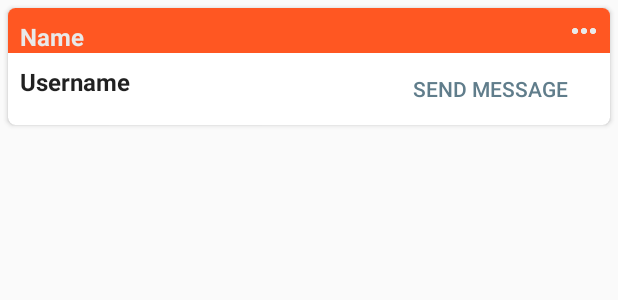
After one commit to ajp54/Team-2-TCSS-450, an Android app: the layout fragment_contacts_card.xml on its own in the app's theme, with its tools: preview values and no code run, on a phone screen of 412 x 824 dp. The commit adds this screen. Shown: the top 300 px of the screen. Run offline under Robolectric (Android 15) with nearby library versions, the phone set to English and light mode, and no system bars.

Commit message:
Created a contact card for the recycler to use.

```diff
--- a/app/src/main/java/edu/uw/tcss450/chatapp/ui/home/signin/SignInViewModel.java
+++ b/app/src/main/java/edu/uw/tcss450/chatapp/ui/home/signin/SignInViewModel.java
@@ -48,7 +48,6 @@ public class SignInViewModel extends AndroidViewModel {
 
     public void addResponseObserver(@NonNull LifecycleOwner owner,
                                     @NonNull Observer<? super JSONObject> observer) {
-        Log.e("On Observer Added", owner.getClass().toString() + " "  + mResponse.hasActiveObservers());
         mResponse.observe(owner, observer);
     }
 
--- /dev/null
+++ b/app/src/main/res/drawable/ic_more_horiz_black_24dp.xml
@@ -0,0 +1,9 @@
+<vector xmlns:android="http://schemas.android.com/apk/res/android"
+        android:width="24dp"
+        android:height="24dp"
+        android:viewportWidth="24.0"
+        android:viewportHeight="24.0">
+    <path
+        android:fillColor="#FF000000"
+        android:pathData="M6,10c-1.1,0 -2,0.9 -2,2s0.9,2 2,2 2,-0.9 2,-2 -0.9,-2 -2,-2zM18,10c-1.1,0 -2,0.9 -2,2s0.9,2 2,2 2,-0.9 2,-2 -0.9,-2 -2,-2zM12,10c-1.1,0 -2,0.9 -2,2s0.9,2 2,2 2,-0.9 2,-2 -0.9,-2 -2,-2z"/>
+</vector>
--- /dev/null
+++ b/app/src/main/res/drawable/ic_more_horiz_white_24dp.xml
@@ -0,0 +1,5 @@
+<vector android:height="24dp" android:tint="#E9E9E9"
+    android:viewportHeight="24.0" android:viewportWidth="24.0"
+    android:width="24dp" xmlns:android="http://schemas.android.com/apk/res/android">
+    <path android:fillColor="#FF000000" android:pathData="M6,10c-1.1,0 -2,0.9 -2,2s0.9,2 2,2 2,-0.9 2,-2 -0.9,-2 -2,-2zM18,10c-1.1,0 -2,0.9 -2,2s0.9,2 2,2 2,-0.9 2,-2 -0.9,-2 -2,-2zM12,10c-1.1,0 -2,0.9 -2,2s0.9,2 2,2 2,-0.9 2,-2 -0.9,-2 -2,-2z"/>
+</vector>
--- /dev/null
+++ b/app/src/main/res/layout/fragment_contacts_card.xml
@@ -0,0 +1,90 @@
+<?xml version="1.0" encoding="utf-8"?>
+<androidx.cardview.widget.CardView xmlns:android="http://schemas.android.com/apk/res/android"
+    xmlns:app="http://schemas.android.com/apk/res-auto"
+    xmlns:tools="http://schemas.android.com/tools"
+    android:id="@+id/card_root"
+    android:layout_width="match_parent"
+    android:layout_height="wrap_content"
+    android:layout_margin="5dp"
+    app:cardCornerRadius="5dp">
+
+    <androidx.constraintlayout.widget.ConstraintLayout
+        android:id="@+id/layout_inner"
+        android:layout_width="match_parent"
+        android:layout_height="match_parent"
+        app:layout_constraintBottom_toTopOf="@+id/text_title"
+        app:layout_constraintTop_toTopOf="@+id/text_title">
+
+        <TextView
+            android:id="@+id/text_pubdate"
+            android:layout_width="0dp"
+            android:layout_height="wrap_content"
+            android:background="@color/colorPrimary"
+            android:paddingLeft="8dp"
+            android:paddingTop="8dp"
+            android:paddingRight="8dp"
+            android:textAppearance="?attr/textAppearanceListItem"
+            android:textColor="@color/colorOffWhite"
+            android:textStyle="bold"
+            app:layout_constraintEnd_toEndOf="parent"
+            app:layout_constraintStart_toStartOf="parent"
+            app:layout_constraintTop_toTopOf="parent"
+            tools:text="Name" />
+
+        <ImageButton
+            android:id="@+id/buitton_more"
+            style="@style/Widget.AppCompat.ImageButton"
+            android:layout_width="wrap_content"
+            android:layout_height="wrap_content"
+            android:layout_marginTop="3dp"
+            android:layout_marginEnd="5dp"
+            android:background="@drawable/ic_more_horiz_black_24dp"
+            android:backgroundTint="#FFFFFF"
+            app:layout_constraintEnd_toEndOf="parent"
+            app:layout_constraintTop_toTopOf="parent"
+            app:srcCompat="@drawable/ic_more_horiz_white_24dp" />
+
+        <TextView
+            android:id="@+id/text_title"
+            android:layout_width="0dp"
+            android:layout_height="wrap_content"
+            android:layout_marginTop="8dp"
+            android:paddingLeft="8dp"
+            android:paddingRight="8dp"
+            android:paddingBottom="8dp"
+            android:text="@string/hint_user"
+            android:textAppearance="?attr/textAppearanceListItem"
+            android:textStyle="bold"
+            app:layout_constraintStart_toStartOf="parent"
+            app:layout_constraintTop_toBottomOf="@+id/text_pubdate" />
+
+        <TextView
+            android:id="@+id/text_preview"
+            android:layout_width="13dp"
+            android:layout_height="28dp"
+            android:layout_marginTop="50dp"
+            android:paddingLeft="8dp"
+            android:paddingRight="8dp"
+            android:paddingBottom="8dp"
+            android:textAppearance="?attr/textAppearanceListItem"
+            android:visibility="gone"
+            app:layout_constraintEnd_toEndOf="parent"
+            app:layout_constraintStart_toStartOf="parent"
+            app:layout_constraintTop_toBottomOf="@+id/text_pubdate" />
+
+        <!--            app:srcCompat="@drawable/ic_more_grey_24dp" />-->
+
+        <Button
+            android:id="@+id/button_full_post"
+            style="@style/Widget.AppCompat.Button.Borderless"
+            android:layout_width="wrap_content"
+            android:layout_height="wrap_content"
+            android:layout_marginEnd="16dp"
+            android:text="Send Message"
+            android:textColor="@color/colorAccent"
+            app:layout_constraintEnd_toEndOf="parent"
+            app:layout_constraintTop_toBottomOf="@+id/text_preview"
+            tools:visibility="visible" />
+
+    </androidx.constraintlayout.widget.ConstraintLayout>
+</androidx.cardview.widget.CardView>
--- a/app/src/main/res/values/colors.xml
+++ b/app/src/main/res/values/colors.xml
@@ -11,4 +11,6 @@
     <color name="colorPrimary2">#673AB7</color>
     <color name="colorPrimaryDark2">#512DA8</color>
     <color name="colorAccent2">#536DFE</color>
+
+    <color name="colorOffWhite">#E9E9E9</color>
 </resources>
```
